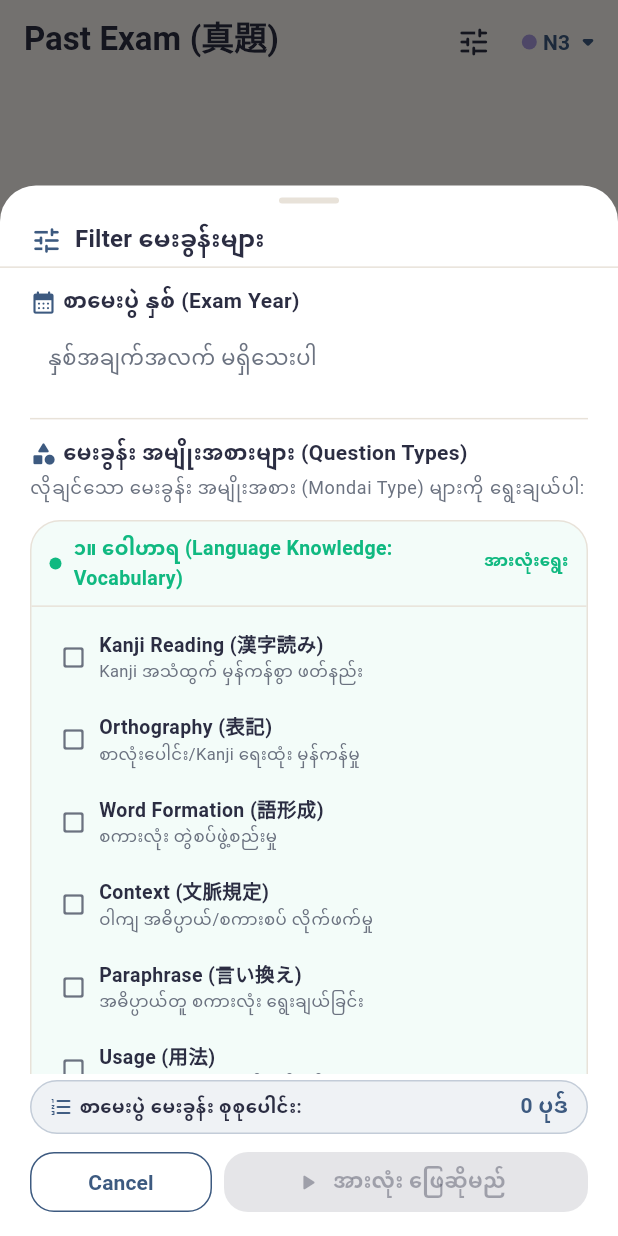
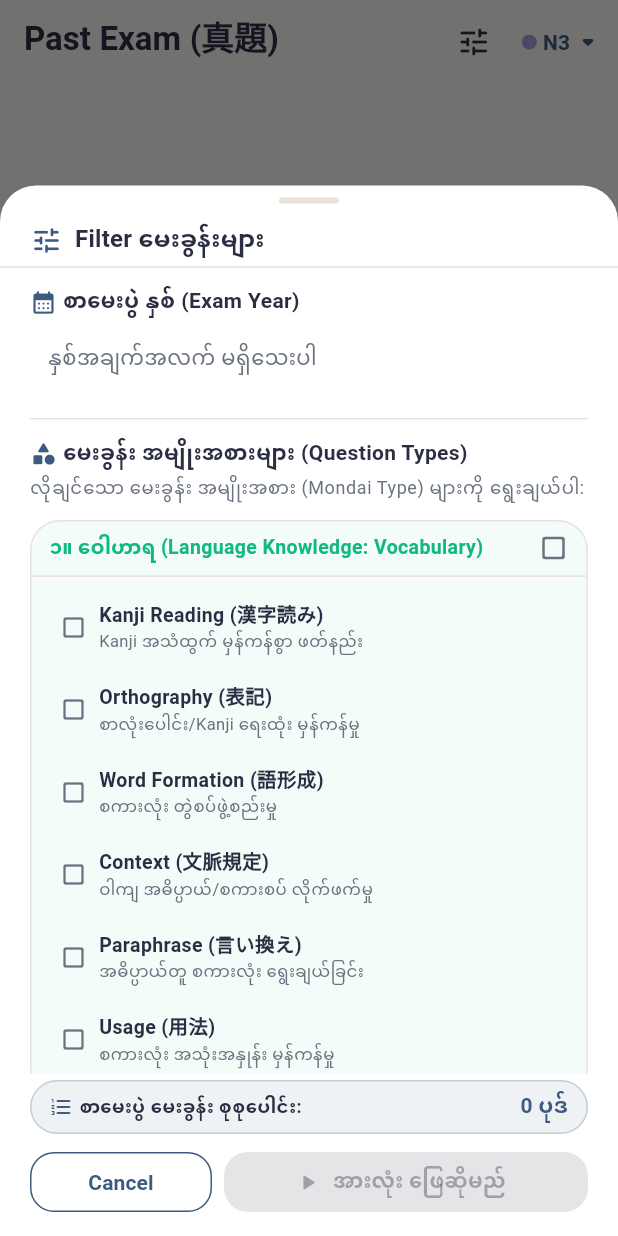
Before and after one commit to MyoHset/practice_japanese, a Flutter app: the PastExamListScreen screen opened by its route, after a tap on the "tune" icon, on a phone screen of 412 x 824 dp. Run offline on Flutter 3.47's test engine with Material 3 defaults, Android fonts, the phone set to English and light mode, and no system bars; our stand-ins replace drift, drift_flutter, flutter_riverpod, go_router, shared_preferences; accounts and stored records are empty; generated files the repository leaves out were written again; statements that could not run were skipped.

Commit message:
refactor: replace text-based select buttons with checkbox icons and selection counters in past exam list

```diff
--- a/lib/features/past_exam/presentation/screens/past_exam_list_screen.dart
+++ b/lib/features/past_exam/presentation/screens/past_exam_list_screen.dart
@@ -617,15 +617,28 @@ class _FilterPanelState extends ConsumerState<_FilterPanel> {
                         if (sessions.isEmpty) return const SizedBox.shrink();
                         final allSelected =
                             sessions.every(_draft.selectedSessions.contains);
-                        return TextButton(
-                          onPressed: () => _toggleAllSessions(sessions),
-                          style: TextButton.styleFrom(
-                            visualDensity: VisualDensity.compact,
-                            padding: EdgeInsets.zero,
+                        final selectedCount = sessions
+                            .where(_draft.selectedSessions.contains)
+                            .length;
+                        return InkWell(
+                          onTap: () => _toggleAllSessions(sessions),
+                          borderRadius: BorderRadius.circular(AppRadius.sm),
+                          child: Padding(
+                            padding: const EdgeInsets.symmetric(
+                              horizontal: 6,
+                              vertical: 4,
                             ),
-                          child: Text(
-                            allSelected ? 'အားလုံးပယ်' : 'အားလုံးရွေး',
-                            style: const TextStyle(fontSize: 12),
+                            child: Icon(
+                              allSelected
+                                  ? Icons.check_box_rounded
+                                  : (selectedCount > 0
+                                      ? Icons.indeterminate_check_box_rounded
+                                      : Icons.check_box_outline_blank_rounded),
+                              size: 20,
+                              color: selectedCount > 0
+                                  ? AppColors.primary
+                                  : AppColors.textSoft,
+                            ),
                           ),
                         );
                       },
@@ -723,23 +736,19 @@ class _FilterPanelState extends ConsumerState<_FilterPanel> {
                           child: Column(
                             crossAxisAlignment: CrossAxisAlignment.start,
                             children: [
-                              // Category title row
-                              Padding(
+                              // Category title row with Checkbox
+                              InkWell(
+                                onTap: () => _toggleSectionTypes(sectionTypes),
+                                borderRadius: const BorderRadius.vertical(
+                                  top: Radius.circular(AppRadius.card),
+                                ),
+                                child: Padding(
                                   padding: const EdgeInsets.symmetric(
                                     horizontal: AppSpacing.md,
                                     vertical: AppSpacing.sm,
                                   ),
                                   child: Row(
                                     children: [
-                                    Container(
-                                      width: 8,
-                                      height: 8,
-                                      decoration: BoxDecoration(
-                                        color: section.color,
-                                        shape: BoxShape.circle,
-                                      ),
-                                    ),
-                                    const SizedBox(width: AppSpacing.sm),
                                       Expanded(
                                         child: Text(
                                           section.titleMy,
@@ -750,25 +759,43 @@ class _FilterPanelState extends ConsumerState<_FilterPanel> {
                                           ),
                                         ),
                                       ),
-                                    TextButton(
-                                      onPressed: () =>
-                                          _toggleSectionTypes(sectionTypes),
-                                      style: TextButton.styleFrom(
-                                        visualDensity: VisualDensity.compact,
-                                        padding: EdgeInsets.zero,
+                                      if (selectedCount > 0)
+                                        Container(
+                                          padding: const EdgeInsets.symmetric(
+                                            horizontal: 6,
+                                            vertical: 2,
+                                          ),
+                                          decoration: BoxDecoration(
+                                            color: section.color
+                                                .withValues(alpha: 0.15),
+                                            borderRadius: BorderRadius.circular(
+                                              AppRadius.pill,
+                                            ),
                                           ),
                                           child: Text(
-                                        allSelected
-                                            ? 'အားလုံးပယ်'
-                                            : 'အားလုံးရွေး',
+                                            '$selectedCount/${sectionTypes.length}',
                                             style: TextStyle(
                                               fontSize: 11,
+                                              fontWeight: FontWeight.w700,
                                               color: section.color,
-                                          fontWeight: FontWeight.bold,
                                             ),
                                           ),
                                         ),
+                                      Icon(
+                                        allSelected
+                                            ? Icons.check_box_rounded
+                                            : (selectedCount > 0
+                                                ? Icons
+                                                    .indeterminate_check_box_rounded
+                                                : Icons
+                                                    .check_box_outline_blank_rounded),
+                                        size: 20,
+                                        color: selectedCount > 0
+                                            ? section.color
+                                            : AppColors.textSoft,
+                                      ),
                                     ],
+                                  ),
                                 ),
                               ),
                               const Divider(height: 1),
```
Lines whose indentation alone changed are shown as unchanged.
